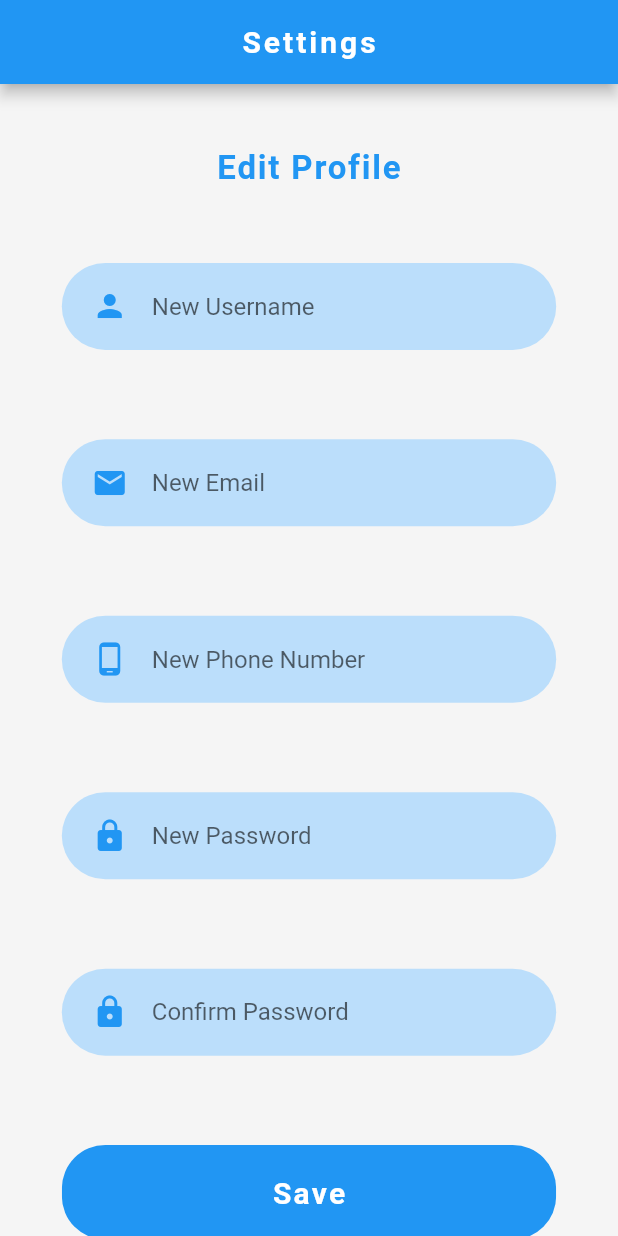
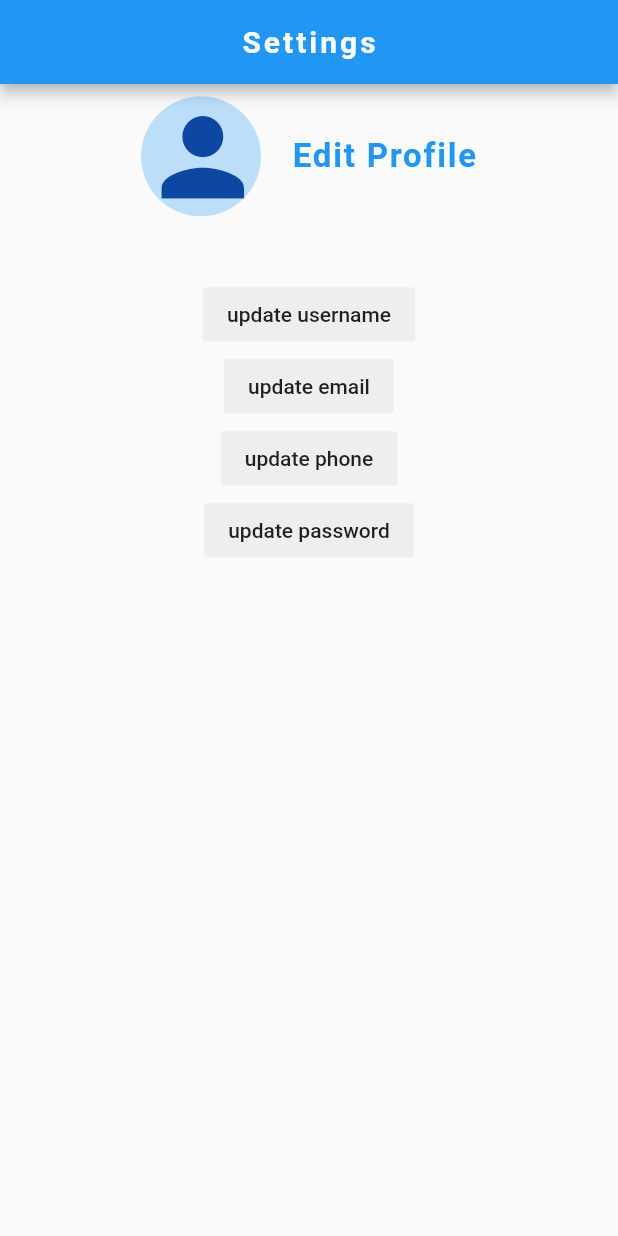
Before and after one commit to YouqinS/ADPProject-NokiaDC, a Flutter app: the Settings screen opened directly, on a phone screen of 412 x 824 dp. Run offline on Flutter 3.47's test engine with Material 2 defaults, Android fonts, the phone set to English and light mode, and no system bars; our stand-ins replace cloud_firestore, firebase_auth, firebase_core, flutter_map, flutter_spinkit, geolocator and 1 more; missing offline and left inert: qrscan; accounts and stored records are empty.

Commit message:
improve setting UI to show/hide fields

```diff
--- a/RasPiFinder/lib/profile/setting.dart
+++ b/RasPiFinder/lib/profile/setting.dart
@@ -18,6 +18,7 @@ class Settings extends StatefulWidget {
 class SettingsState extends State<Settings> {
   final formKey = GlobalKey<FormState>();
   String username, email, phone, password, password2;
+  bool showUsernameField = false, showEmailField = false, showPhoneField = false, showPassField = false;
 
   @override
   Widget build(BuildContext context) {
@@ -25,19 +26,28 @@ class SettingsState extends State<Settings> {
     return Scaffold(
       appBar: PiAppBar(title: 'Settings').build(context),
       body: SingleChildScrollView(
-        child: Container(
-          color: Colors.grey[100],
-          width: size.width,
-          height: size.height,
-          child: Card(
-            elevation: 0,
-            color: Colors.grey[100],
-            child:  Form(
+        child: Form(
           key: formKey,
           child: Column(
             mainAxisAlignment: MainAxisAlignment.spaceEvenly,
             crossAxisAlignment: CrossAxisAlignment.center,
             children: <Widget>[
+              SizedBox(height: size.height * 0.01,),
+              Row(
+                mainAxisAlignment: MainAxisAlignment.center,
+                crossAxisAlignment: CrossAxisAlignment.center,
+                children: [
+                  CircleAvatar(
+                    radius: 40,
+                    backgroundColor: Colors.blue[100],
+                    child: Icon(
+                      Icons.person,
+                      color: Colors.blue[900],
+                      size: size.height * 0.1,
+                    ),
+                  ),
+
+                  SizedBox(width: size.width * 0.05,),
                   Text(
                     'Edit Profile',
                     style: TextStyle(
@@ -47,30 +57,50 @@ class SettingsState extends State<Settings> {
                       fontSize: 22,
                     ),
                   ),
-                  TextInputField(
+                ],
+              ),
+              SizedBox(height: size.height * 0.05,),
+              FlatButton(onPressed: usernamePressed, child: Text('update username'), color: Colors.grey[200],),
+              Visibility(
+                visible: showUsernameField,
+                child: TextInputField(
                   hintText: "New Username",
                   icon: Icons.person,
                   onSaved: (value) {
-                      username = value;
+                    username = value.trim();
                   },
                   validateInput: validateUsername,
                 ),
-                  TextInputField(
+              ),
+              FlatButton(onPressed: emailPressed, child: Text('update email'), color: Colors.grey[200],),
+              Visibility(
+                visible: showEmailField,
+                child: TextInputField(
                   hintText: "New Email",
                   icon: Icons.email,
                   onSaved: (value) {
-                      email = value;
+                    email = value.trim();
                   },
                   validateInput: validateEmailInput,
                 ),
-                  TextInputField(
+              ),
+              FlatButton(onPressed: phonePressed, child: Text('update phone'), color: Colors.grey[200],),
+              Visibility(
+                visible: showPhoneField,
+                child: TextInputField(
                   hintText: "New Phone Number",
                   icon: Icons.phone_android,
                   onSaved: (value) {
-                      phone = value;
+                    phone = value.trim();
                   },
                   validateInput: validatePhoneInput,
                 ),
+              ),
+              FlatButton(onPressed: passwordPressed, child: Text('update password'), color: Colors.grey[200],),
+              Visibility(
+                visible: showPassField,
+                child: Column(
+                  children: [
                     PasswordInputField(
                       hintText: 'New Password',
                       onChanged: (value) {
@@ -84,51 +114,113 @@ class SettingsState extends State<Settings> {
                     PasswordInputField(
                       hintText: 'Confirm Password',
                       onSaved: (value) {
-                      password2 = value;
+                        password2 = value.trim();
                       },
                       validateInput: (password2) => Validator.confirmPasswdInput(password, password2),
                     ),
-                  RoundedButton(
-                    text: "Save",
-                    //TODO connect to DB to store user credentials and status
-                    press: () {
+                  ],
+                ),
+              ),
+              SizedBox(height: size.height * 0.03),
+              Visibility(
+                visible: showPassField || showUsernameField || showPhoneField || showEmailField,
+                child: Row(
+                  mainAxisAlignment: MainAxisAlignment.spaceEvenly,
+                  children: [
+                    RaisedButton(
+                      color: Colors.red[600],
+                      child: Text('Cancel',
+                          style: TextStyle(color: Colors.white)),
+                      onPressed: () {
+                        Navigator.of(context).pop();
+                      },
+                    ),
+                    RaisedButton(
+                      color: Colors.blue[700],
+                      child: Text('Save',
+                          style: TextStyle(color: Colors.white)),
+                      onPressed: () {
                         submit();
                       },
                     ),
                   ],
                 ),
               ),
-
+              SizedBox(height: size.height * 0.02,),
+            ],
           ),
         ),
       ),
     );
   }
 
+  void usernamePressed() {
+    setState(() {
+      showUsernameField = !showUsernameField;
+    });
+
+    if(!showUsernameField) {
+      setState(() {
+        username = null;
+      });
+    }
+  }
+  void emailPressed() {
+    setState(() {
+      showEmailField = !showEmailField;
+    });
+
+    if(!showEmailField) {
+      setState(() {
+        email = null;
+      });
+    }
+  }
+  void phonePressed() {
+    setState(() {
+      showPhoneField = !showPhoneField;
+    });
+    if(!showPhoneField) {
+      setState(() {
+        phone = null;
+      });
+    }
+  }
+  void passwordPressed() {
+    setState(() {
+      showPassField = !showPassField;
+    });
+    if(!showPassField) {
+      setState(() {
+        password = null;
+        password2 = null;
+      });
+    }
+  }
   String validateEmailInput(String email) {
     if (null != email && email.isNotEmpty) {
-      return Validator.validateEmailInput(email);
+      return Validator.validateEmailInput(email.trim());
     }
     return null;
   }
 
   String validatePasswdInput(String password) {
     if (null != password && password.isNotEmpty) {
-      return Validator.validatePasswdInput(password);
+      return Validator.validatePasswdInput(password.trim());
     }
     return null;
   }
 
   String validatePhoneInput(String phone) {
     if (null != phone && phone.isNotEmpty) {
-      return Validator.validatePhoneInput(phone);
+      return Validator.validatePhoneInput(phone.trim());
     }
     return null;
   }
 
   String validateUsername(String username) {
     if (username != null && username.isNotEmpty) {
-      return Validator.validateUsername(username);
+      return Validator.validateUsername(username.trim());
     }
     return null;
   }
@@ -136,13 +228,20 @@ class SettingsState extends State<Settings> {
   void submit(){
     if(formKey.currentState.validate()){
       formKey.currentState.save();
-      //TODO get current GPS data and store to DB
       //TODO connect to DB to store user input
       print(username);
       print(phone);
       print(email);
       print(password);
+
+      if (noInput(username) &&  noInput(phone) && noInput(email) && noInput(password)) {
+        Validator.showAlert(context, 'Alert', 'No input for update', 'OK');
+      }
      // navigateToPage(context, HomePage());
     }
   }
+
+  bool noInput(String input) {
+    return null == input || input.isEmpty;
   }
+}
```
Lines whose indentation alone changed are shown as unchanged.
